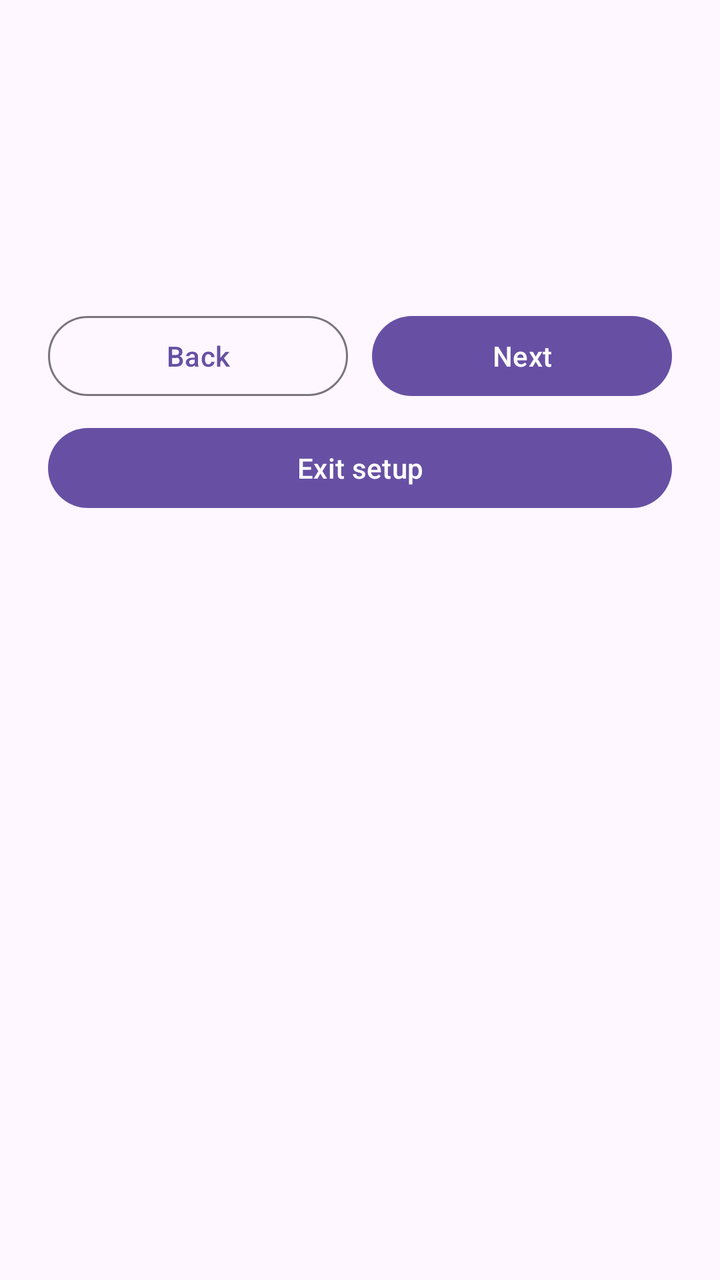
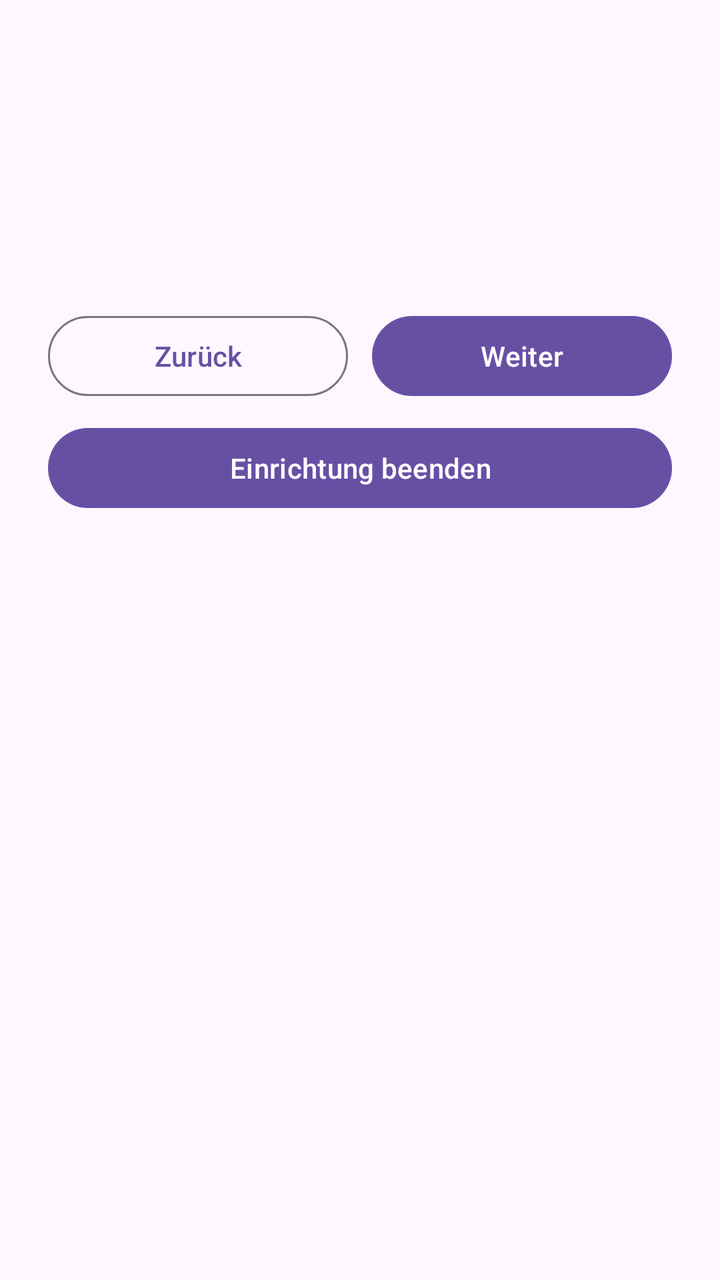

Compare the two renders of this Android layout. The source of the first and the diff that turns it into the second are given below.
<!-- AndroidManifest.xml: application theme Theme.HealthAgentApp -->
<!-- res/layout/activity_onboarding.xml -->
<?xml version="1.0" encoding="utf-8"?>
<ScrollView xmlns:android="http://schemas.android.com/apk/res/android"
    android:layout_width="match_parent"
    android:layout_height="match_parent">

    <LinearLayout
        android:layout_width="match_parent"
        android:layout_height="wrap_content"
        android:orientation="vertical"
        android:padding="24dp">

        <TextView
            android:id="@+id/onboarding_progress"
            android:layout_width="match_parent"
            android:layout_height="wrap_content"
            android:textAppearance="?attr/textAppearanceLabelLarge" />

        <TextView
            android:id="@+id/onboarding_title"
            android:layout_width="match_parent"
            android:layout_height="wrap_content"
            android:layout_marginTop="12dp"
            android:textAppearance="?attr/textAppearanceHeadlineMedium" />

        <TextView
            android:id="@+id/onboarding_body"
            android:layout_width="match_parent"
            android:layout_height="wrap_content"
            android:layout_marginTop="12dp"
            android:textAppearance="?attr/textAppearanceBodyLarge" />

        <RadioGroup
            android:id="@+id/fitness_level_group"
            android:layout_width="match_parent"
            android:layout_height="wrap_content"
            android:layout_marginTop="20dp"
            android:visibility="gone">
            <RadioButton android:id="@+id/fitness_beginner" android:layout_width="wrap_content" android:layout_height="wrap_content" android:text="Beginner" />
            <RadioButton android:id="@+id/fitness_recreational" android:layout_width="wrap_content" android:layout_height="wrap_content" android:text="Recreational" />
            <RadioButton android:id="@+id/fitness_regular" android:layout_width="wrap_content" android:layout_height="wrap_content" android:text="Regular" />
            <RadioButton android:id="@+id/fitness_advanced" android:layout_width="wrap_content" android:layout_height="wrap_content" android:text="Advanced" />
        </RadioGroup>

        <LinearLayout
            android:id="@+id/sports_group"
            android:layout_width="match_parent"
            android:layout_height="wrap_content"
            android:layout_marginTop="20dp"
            android:orientation="vertical"
            android:visibility="gone">
            <CheckBox android:id="@+id/sport_running" android:layout_width="wrap_content" android:layout_height="wrap_content" android:text="Running" />
            <CheckBox android:id="@+id/sport_walking" android:layout_width="wrap_content" android:layout_height="wrap_content" android:text="Walking" />
            <CheckBox android:id="@+id/sport_cycling" android:layout_width="wrap_content" android:layout_height="wrap_content" android:text="Cycling / cross-training" />
            <CheckBox android:id="@+id/sport_strength" android:layout_width="wrap_content" android:layout_height="wrap_content" android:text="Strength" />
        </LinearLayout>

        <LinearLayout
            android:id="@+id/availability_group"
            android:layout_width="match_parent"
            android:layout_height="wrap_content"
            android:layout_marginTop="20dp"
            android:orientation="vertical"
            android:visibility="gone">
            <TextView android:layout_width="match_parent" android:layout_height="wrap_content" android:text="Days normally available" />
            <CheckBox android:id="@+id/day_mon" android:layout_width="wrap_content" android:layout_height="wrap_content" android:text="Monday" />
            <CheckBox android:id="@+id/day_tue" android:layout_width="wrap_content" android:layout_height="wrap_content" android:text="Tuesday" />
            <CheckBox android:id="@+id/day_wed" android:layout_width="wrap_content" android:layout_height="wrap_content" android:text="Wednesday" />
            <CheckBox android:id="@+id/day_thu" android:layout_width="wrap_content" android:layout_height="wrap_content" android:text="Thursday" />
            <CheckBox android:id="@+id/day_fri" android:layout_width="wrap_content" android:layout_height="wrap_content" android:text="Friday" />
            <CheckBox android:id="@+id/day_sat" android:layout_width="wrap_content" android:layout_height="wrap_content" android:text="Saturday" />
            <CheckBox android:id="@+id/day_sun" android:layout_width="wrap_content" android:layout_height="wrap_content" android:text="Sunday" />
            <EditText
                android:id="@+id/availability_duration"
                android:layout_width="match_parent"
                android:layout_height="wrap_content"
                android:layout_marginTop="8dp"
                android:hint="Typical maximum duration in minutes"
                android:inputType="number" />
        </LinearLayout>

        <EditText
            android:id="@+id/primary_goal"
            android:layout_width="match_parent"
            android:layout_height="wrap_content"
            android:layout_marginTop="20dp"
            android:hint="e.g. Run 10 km in under 55 minutes"
            android:visibility="gone" />

        <com.google.android.material.button.MaterialButton
            android:id="@+id/onboarding_health_permissions"
            android:layout_width="match_parent"
            android:layout_height="wrap_content"
            android:layout_marginTop="20dp"
            android:text="Grant Health Connect access"
            android:visibility="gone" />

        <TextView
            android:id="@+id/onboarding_status"
            android:layout_width="match_parent"
            android:layout_height="wrap_content"
            android:layout_marginTop="16dp"
            android:textAppearance="?attr/textAppearanceBodyMedium"
            android:visibility="gone" />

        <TextView
            android:id="@+id/onboarding_error"
            android:layout_width="match_parent"
            android:layout_height="wrap_content"
            android:layout_marginTop="12dp"
            android:textAppearance="?attr/textAppearanceBodyMedium"
            android:visibility="gone" />

        <LinearLayout
            android:layout_width="match_parent"
            android:layout_height="wrap_content"
            android:layout_marginTop="28dp"
            android:orientation="horizontal">

            <com.google.android.material.button.MaterialButton
                android:id="@+id/onboarding_back"
                style="?attr/materialButtonOutlinedStyle"
                android:layout_width="0dp"
                android:layout_height="wrap_content"
                android:layout_weight="1"
                android:text="Back" />

            <com.google.android.material.button.MaterialButton
                android:id="@+id/onboarding_next"
                android:layout_width="0dp"
                android:layout_height="wrap_content"
                android:layout_marginStart="12dp"
                android:layout_weight="1"
                android:text="Next" />
        </LinearLayout>

        <com.google.android.material.button.MaterialButton
            android:id="@+id/onboarding_exit"
            android:layout_width="match_parent"
            android:layout_height="wrap_content"
            android:layout_marginTop="8dp"
            android:text="Exit setup" />

    </LinearLayout>
</ScrollView>
<!-- resources referenced by this layout -->
<resources>
  <style name="Theme.HealthAgentApp" parent="Theme.Material3.DayNight.NoActionBar">
          <item name="android:windowLightStatusBar">true</item>
      </style>
</resources>

<!-- the commit's change to res/layout/activity_onboarding.xml (unified diff, before → after) -->
@@ -1,144 +1,40 @@
 <?xml version="1.0" encoding="utf-8"?>
-<ScrollView xmlns:android="http://schemas.android.com/apk/res/android"
-    android:layout_width="match_parent"
-    android:layout_height="match_parent">
-
-    <LinearLayout
-        android:layout_width="match_parent"
-        android:layout_height="wrap_content"
-        android:orientation="vertical"
-        android:padding="24dp">
-
-        <TextView
-            android:id="@+id/onboarding_progress"
-            android:layout_width="match_parent"
-            android:layout_height="wrap_content"
-            android:textAppearance="?attr/textAppearanceLabelLarge" />
-
-        <TextView
-            android:id="@+id/onboarding_title"
-            android:layout_width="match_parent"
-            android:layout_height="wrap_content"
-            android:layout_marginTop="12dp"
-            android:textAppearance="?attr/textAppearanceHeadlineMedium" />
-
-        <TextView
-            android:id="@+id/onboarding_body"
-            android:layout_width="match_parent"
-            android:layout_height="wrap_content"
-            android:layout_marginTop="12dp"
-            android:textAppearance="?attr/textAppearanceBodyLarge" />
-
-        <RadioGroup
-            android:id="@+id/fitness_level_group"
-            android:layout_width="match_parent"
-            android:layout_height="wrap_content"
-            android:layout_marginTop="20dp"
-            android:visibility="gone">
-            <RadioButton android:id="@+id/fitness_beginner" android:layout_width="wrap_content" android:layout_height="wrap_content" android:text="Beginner" />
-            <RadioButton android:id="@+id/fitness_recreational" android:layout_width="wrap_content" android:layout_height="wrap_content" android:text="Recreational" />
-            <RadioButton android:id="@+id/fitness_regular" android:layout_width="wrap_content" android:layout_height="wrap_content" android:text="Regular" />
-            <RadioButton android:id="@+id/fitness_advanced" android:layout_width="wrap_content" android:layout_height="wrap_content" android:text="Advanced" />
+<ScrollView xmlns:android="http://schemas.android.com/apk/res/android" android:layout_width="match_parent" android:layout_height="match_parent">
+    <LinearLayout android:layout_width="match_parent" android:layout_height="wrap_content" android:orientation="vertical" android:padding="24dp">
+        <TextView android:id="@+id/onboarding_progress" android:layout_width="match_parent" android:layout_height="wrap_content" android:textAppearance="?attr/textAppearanceLabelLarge" />
+        <TextView android:id="@+id/onboarding_title" android:layout_width="match_parent" android:layout_height="wrap_content" android:layout_marginTop="12dp" android:textAppearance="?attr/textAppearanceHeadlineMedium" />
+        <TextView android:id="@+id/onboarding_body" android:layout_width="match_parent" android:layout_height="wrap_content" android:layout_marginTop="12dp" android:textAppearance="?attr/textAppearanceBodyLarge" />
+        <RadioGroup android:id="@+id/fitness_level_group" android:layout_width="match_parent" android:layout_height="wrap_content" android:layout_marginTop="20dp" android:visibility="gone">
+            <RadioButton android:id="@+id/fitness_beginner" android:layout_width="wrap_content" android:layout_height="wrap_content" android:text="@string/fitness_beginner" />
+            <RadioButton android:id="@+id/fitness_recreational" android:layout_width="wrap_content" android:layout_height="wrap_content" android:text="@string/fitness_recreational" />
+            <RadioButton android:id="@+id/fitness_regular" android:layout_width="wrap_content" android:layout_height="wrap_content" android:text="@string/fitness_regular" />
+            <RadioButton android:id="@+id/fitness_advanced" android:layout_width="wrap_content" android:layout_height="wrap_content" android:text="@string/fitness_advanced" />
         </RadioGroup>
-
-        <LinearLayout
-            android:id="@+id/sports_group"
-            android:layout_width="match_parent"
-            android:layout_height="wrap_content"
-            android:layout_marginTop="20dp"
-            android:orientation="vertical"
-            android:visibility="gone">
-            <CheckBox android:id="@+id/sport_running" android:layout_width="wrap_content" android:layout_height="wrap_content" android:text="Running" />
-            <CheckBox android:id="@+id/sport_walking" android:layout_width="wrap_content" android:layout_height="wrap_content" android:text="Walking" />
-            <CheckBox android:id="@+id/sport_cycling" android:layout_width="wrap_content" android:layout_height="wrap_content" android:text="Cycling / cross-training" />
-            <CheckBox android:id="@+id/sport_strength" android:layout_width="wrap_content" android:layout_height="wrap_content" android:text="Strength" />
+        <LinearLayout android:id="@+id/sports_group" android:layout_width="match_parent" android:layout_height="wrap_content" android:layout_marginTop="20dp" android:orientation="vertical" android:visibility="gone">
+            <CheckBox android:id="@+id/sport_running" android:layout_width="wrap_content" android:layout_height="wrap_content" android:text="@string/sport_running" />
+            <CheckBox android:id="@+id/sport_walking" android:layout_width="wrap_content" android:layout_height="wrap_content" android:text="@string/sport_walking" />
+            <CheckBox android:id="@+id/sport_cycling" android:layout_width="wrap_content" android:layout_height="wrap_content" android:text="@string/sport_cycling" />
+            <CheckBox android:id="@+id/sport_strength" android:layout_width="wrap_content" android:layout_height="wrap_content" android:text="@string/sport_strength" />
         </LinearLayout>
-
-        <LinearLayout
-            android:id="@+id/availability_group"
-            android:layout_width="match_parent"
-            android:layout_height="wrap_content"
-            android:layout_marginTop="20dp"
-            android:orientation="vertical"
-            android:visibility="gone">
-            <TextView android:layout_width="match_parent" android:layout_height="wrap_content" android:text="Days normally available" />
-            <CheckBox android:id="@+id/day_mon" android:layout_width="wrap_content" android:layout_height="wrap_content" android:text="Monday" />
-            <CheckBox android:id="@+id/day_tue" android:layout_width="wrap_content" android:layout_height="wrap_content" android:text="Tuesday" />
-            <CheckBox android:id="@+id/day_wed" android:layout_width="wrap_content" android:layout_height="wrap_content" android:text="Wednesday" />
-            <CheckBox android:id="@+id/day_thu" android:layout_width="wrap_content" android:layout_height="wrap_content" android:text="Thursday" />
-            <CheckBox android:id="@+id/day_fri" android:layout_width="wrap_content" android:layout_height="wrap_content" android:text="Friday" />
-            <CheckBox android:id="@+id/day_sat" android:layout_width="wrap_content" android:layout_height="wrap_content" android:text="Saturday" />
-            <CheckBox android:id="@+id/day_sun" android:layout_width="wrap_content" android:layout_height="wrap_content" android:text="Sunday" />
-            <EditText
-                android:id="@+id/availability_duration"
-                android:layout_width="match_parent"
-                android:layout_height="wrap_content"
-                android:layout_marginTop="8dp"
-                android:hint="Typical maximum duration in minutes"
-                android:inputType="number" />
+        <LinearLayout android:id="@+id/availability_group" android:layout_width="match_parent" android:layout_height="wrap_content" android:layout_marginTop="20dp" android:orientation="vertical" android:visibility="gone">
+            <TextView android:layout_width="match_parent" android:layout_height="wrap_content" android:text="@string/onboarding_available_days" />
+            <CheckBox android:id="@+id/day_mon" android:layout_width="wrap_content" android:layout_height="wrap_content" android:text="@string/weekday_monday" />
+            <CheckBox android:id="@+id/day_tue" android:layout_width="wrap_content" android:layout_height="wrap_content" android:text="@string/weekday_tuesday" />
+            <CheckBox android:id="@+id/day_wed" android:layout_width="wrap_content" android:layout_height="wrap_content" android:text="@string/weekday_wednesday" />
+            <CheckBox android:id="@+id/day_thu" android:layout_width="wrap_content" android:layout_height="wrap_content" android:text="@string/weekday_thursday" />
+            <CheckBox android:id="@+id/day_fri" android:layout_width="wrap_content" android:layout_height="wrap_content" android:text="@string/weekday_friday" />
+            <CheckBox android:id="@+id/day_sat" android:layout_width="wrap_content" android:layout_height="wrap_content" android:text="@string/weekday_saturday" />
+            <CheckBox android:id="@+id/day_sun" android:layout_width="wrap_content" android:layout_height="wrap_content" android:text="@string/weekday_sunday" />
+            <EditText android:id="@+id/availability_duration" android:layout_width="match_parent" android:layout_height="wrap_content" android:layout_marginTop="8dp" android:hint="@string/onboarding_max_duration" android:inputType="number" />
         </LinearLayout>
-
-        <EditText
-            android:id="@+id/primary_goal"
-            android:layout_width="match_parent"
-            android:layout_height="wrap_content"
-            android:layout_marginTop="20dp"
-            android:hint="e.g. Run 10 km in under 55 minutes"
-            android:visibility="gone" />
-
-        <com.google.android.material.button.MaterialButton
-            android:id="@+id/onboarding_health_permissions"
-            android:layout_width="match_parent"
-            android:layout_height="wrap_content"
-            android:layout_marginTop="20dp"
-            android:text="Grant Health Connect access"
-            android:visibility="gone" />
-
-        <TextView
-            android:id="@+id/onboarding_status"
-            android:layout_width="match_parent"
-            android:layout_height="wrap_content"
-            android:layout_marginTop="16dp"
-            android:textAppearance="?attr/textAppearanceBodyMedium"
-            android:visibility="gone" />
-
-        <TextView
-            android:id="@+id/onboarding_error"
-            android:layout_width="match_parent"
-            android:layout_height="wrap_content"
-            android:layout_marginTop="12dp"
-            android:textAppearance="?attr/textAppearanceBodyMedium"
-            android:visibility="gone" />
-
-        <LinearLayout
-            android:layout_width="match_parent"
-            android:layout_height="wrap_content"
-            android:layout_marginTop="28dp"
-            android:orientation="horizontal">
-
-            <com.google.android.material.button.MaterialButton
-                android:id="@+id/onboarding_back"
-                style="?attr/materialButtonOutlinedStyle"
-                android:layout_width="0dp"
-                android:layout_height="wrap_content"
-                android:layout_weight="1"
-                android:text="Back" />
-
-            <com.google.android.material.button.MaterialButton
-                android:id="@+id/onboarding_next"
-                android:layout_width="0dp"
-                android:layout_height="wrap_content"
-                android:layout_marginStart="12dp"
-                android:layout_weight="1"
-                android:text="Next" />
+        <EditText android:id="@+id/primary_goal" android:layout_width="match_parent" android:layout_height="wrap_content" android:layout_marginTop="20dp" android:hint="@string/onboarding_goal_hint" android:visibility="gone" />
+        <com.google.android.material.button.MaterialButton android:id="@+id/onboarding_health_permissions" android:layout_width="match_parent" android:layout_height="wrap_content" android:layout_marginTop="20dp" android:text="@string/onboarding_health_access" android:visibility="gone" />
+        <TextView android:id="@+id/onboarding_status" android:layout_width="match_parent" android:layout_height="wrap_content" android:layout_marginTop="16dp" android:textAppearance="?attr/textAppearanceBodyMedium" android:visibility="gone" />
+        <TextView android:id="@+id/onboarding_error" android:layout_width="match_parent" android:layout_height="wrap_content" android:layout_marginTop="12dp" android:textAppearance="?attr/textAppearanceBodyMedium" android:visibility="gone" />
+        <LinearLayout android:layout_width="match_parent" android:layout_height="wrap_content" android:layout_marginTop="28dp" android:orientation="horizontal">
+            <com.google.android.material.button.MaterialButton android:id="@+id/onboarding_back" style="?attr/materialButtonOutlinedStyle" android:layout_width="0dp" android:layout_height="wrap_content" android:layout_weight="1" android:text="@string/onboarding_back" />
+            <com.google.android.material.button.MaterialButton android:id="@+id/onboarding_next" android:layout_width="0dp" android:layout_height="wrap_content" android:layout_marginStart="12dp" android:layout_weight="1" android:text="@string/onboarding_next" />
         </LinearLayout>
-
-        <com.google.android.material.button.MaterialButton
-            android:id="@+id/onboarding_exit"
-            android:layout_width="match_parent"
-            android:layout_height="wrap_content"
-            android:layout_marginTop="8dp"
-            android:text="Exit setup" />
-
+        <com.google.android.material.button.MaterialButton android:id="@+id/onboarding_exit" android:layout_width="match_parent" android:layout_height="wrap_content" android:layout_marginTop="8dp" android:text="@string/onboarding_exit" />
     </LinearLayout>
 </ScrollView>
<!-- resource entries referenced after the edit -->
@@ -1,5 +1,27 @@
 <!-- resources referenced by this layout -->
 <resources>
+  <string name="fitness_advanced">Fortgeschritten</string>
+  <string name="fitness_beginner">Einsteiger</string>
+  <string name="fitness_recreational">Freizeit</string>
+  <string name="fitness_regular">Regelmäßig</string>
+  <string name="onboarding_available_days">Üblicherweise verfügbare Tage</string>
+  <string name="onboarding_back">Zurück</string>
+  <string name="onboarding_exit">Einrichtung beenden</string>
+  <string name="onboarding_goal_hint">z. B. 10 km in unter 55 Minuten laufen</string>
+  <string name="onboarding_health_access">Health-Connect-Zugriff erlauben</string>
+  <string name="onboarding_max_duration">Typische maximale Trainingsdauer in Minuten</string>
+  <string name="onboarding_next">Weiter</string>
+  <string name="sport_cycling">Radfahren / Ausgleichstraining</string>
+  <string name="sport_running">Laufen</string>
+  <string name="sport_strength">Krafttraining</string>
+  <string name="sport_walking">Gehen</string>
+  <string name="weekday_friday">Freitag</string>
+  <string name="weekday_monday">Montag</string>
+  <string name="weekday_saturday">Samstag</string>
+  <string name="weekday_sunday">Sonntag</string>
+  <string name="weekday_thursday">Donnerstag</string>
+  <string name="weekday_tuesday">Dienstag</string>
+  <string name="weekday_wednesday">Mittwoch</string>
   <style name="Theme.HealthAgentApp" parent="Theme.Material3.DayNight.NoActionBar">
           <item name="android:windowLightStatusBar">true</item>
       </style>
